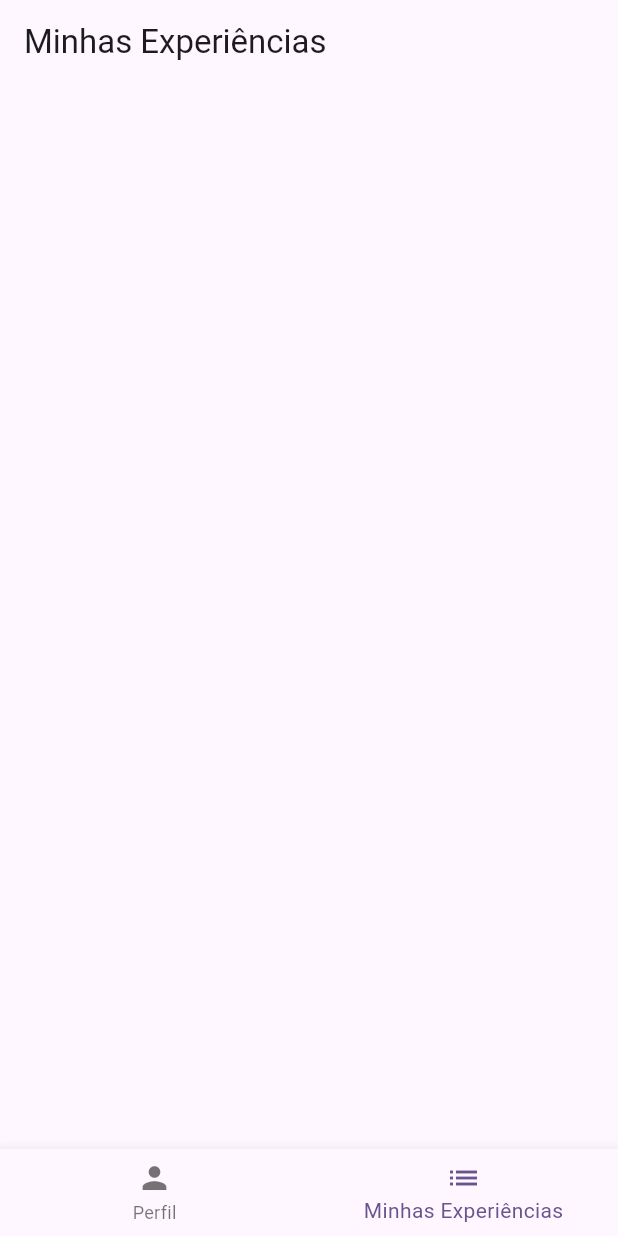
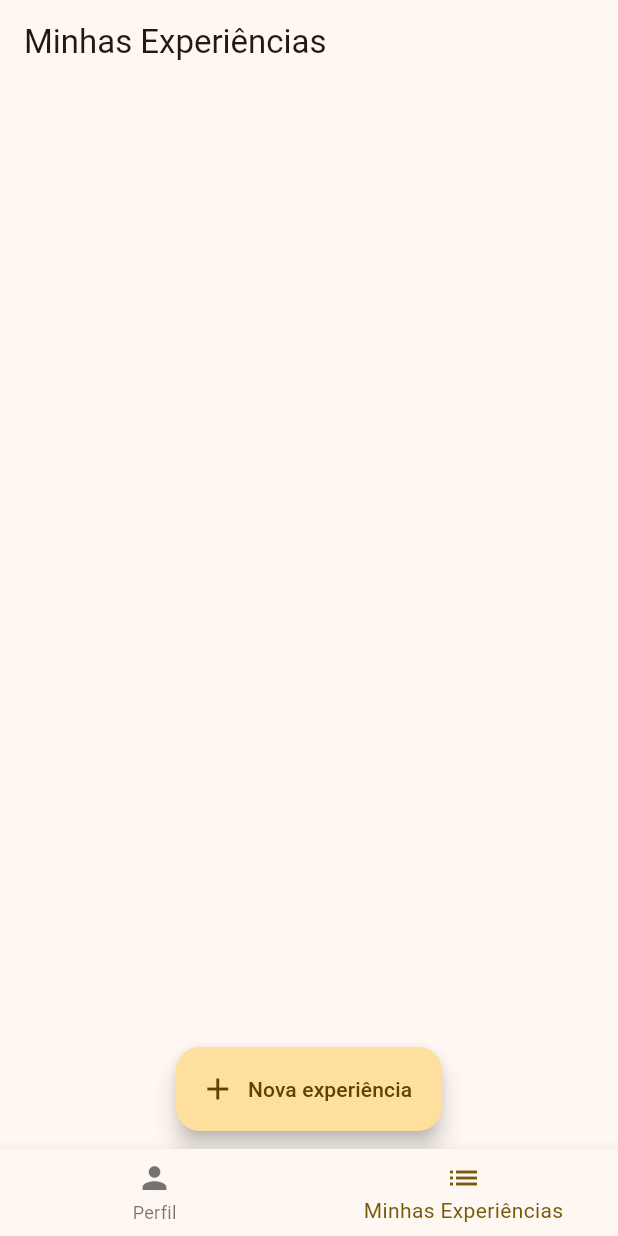
Before and after one commit to diegofranca92/personal_app, a Flutter app: the screen it shows after launch, swiped to page 2, on a phone screen of 412 x 824 dp. Run offline on Flutter 3.47's test engine with Material 2 defaults, Android fonts, the phone set to English and light mode, and no system bars.

Commit message:
form to add a new experience

```diff
--- a/lib/experiences_page.dart
+++ b/lib/experiences_page.dart
@@ -1,4 +1,5 @@
 import 'package:flutter/material.dart';
+import 'package:personal_app/experience_form.dart';
 
 class ExperiencesPage extends StatefulWidget {
   const ExperiencesPage({super.key});
@@ -14,6 +15,17 @@ class _ExperiencesPageState extends State<ExperiencesPage> {
       appBar: AppBar(
         title: Text("Minhas Experiências"),
       ),
+      // body: ExperienceCard(),
+      floatingActionButtonLocation:
+          FloatingActionButtonLocation.miniCenterFloat,
+      floatingActionButton: FloatingActionButton.extended(
+        onPressed: () {
+          Navigator.push(context,
+              MaterialPageRoute(builder: (context) => const ExperienceForm()));
+        },
+        icon: const Icon(Icons.add),
+        label: Text('Nova experiência'),
+      ),
     );
   }
 }
--- a/lib/main.dart
+++ b/lib/main.dart
@@ -13,7 +13,7 @@ class MyApp extends StatelessWidget {
     return MaterialApp(
         title: 'App Pessoal',
         theme: ThemeData(
-          colorScheme: ColorScheme.fromSeed(seedColor: Colors.deepPurple),
+          colorScheme: ColorScheme.fromSeed(seedColor: Colors.amber),
           useMaterial3: true,
         ),
         home: HomePage());
--- a/lib/profile_page.dart
+++ b/lib/profile_page.dart
@@ -14,6 +14,7 @@ class _ProfilePageState extends State<ProfilePage> {
       appBar: AppBar(
         title: Text("Meu Perfil"),
       ),
+      // body: ProfileCard(),
     );
   }
 }
```
Also changed, not shown: lib/experience_form.dart (added, +68 -0 lines), lib/components/experience_card.txt (added), lib/components/profile_card.txt (added).
